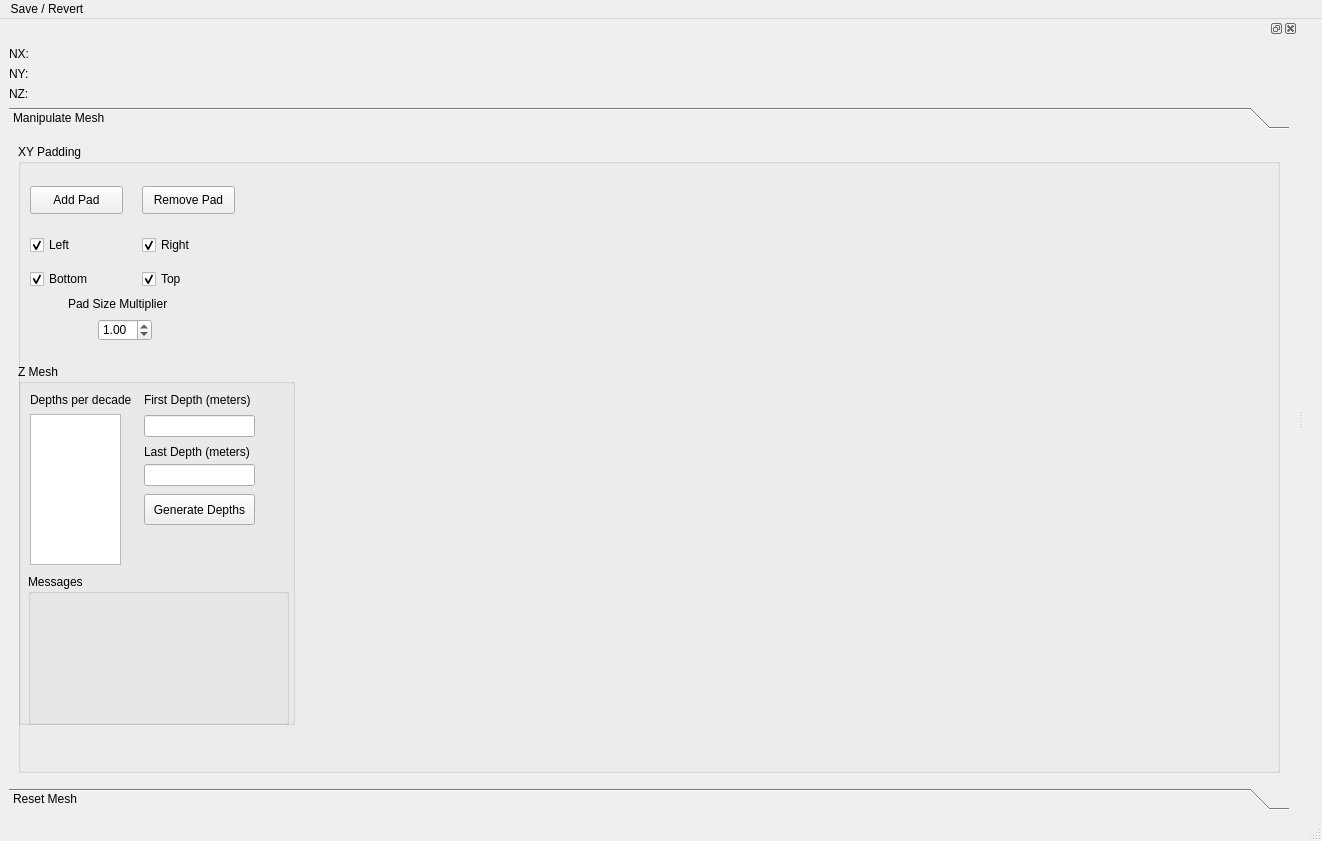
Above: pyMT/ModelGUI/mesh_designer.ui from eroots/pyMT before the change. Below: the same form after it.
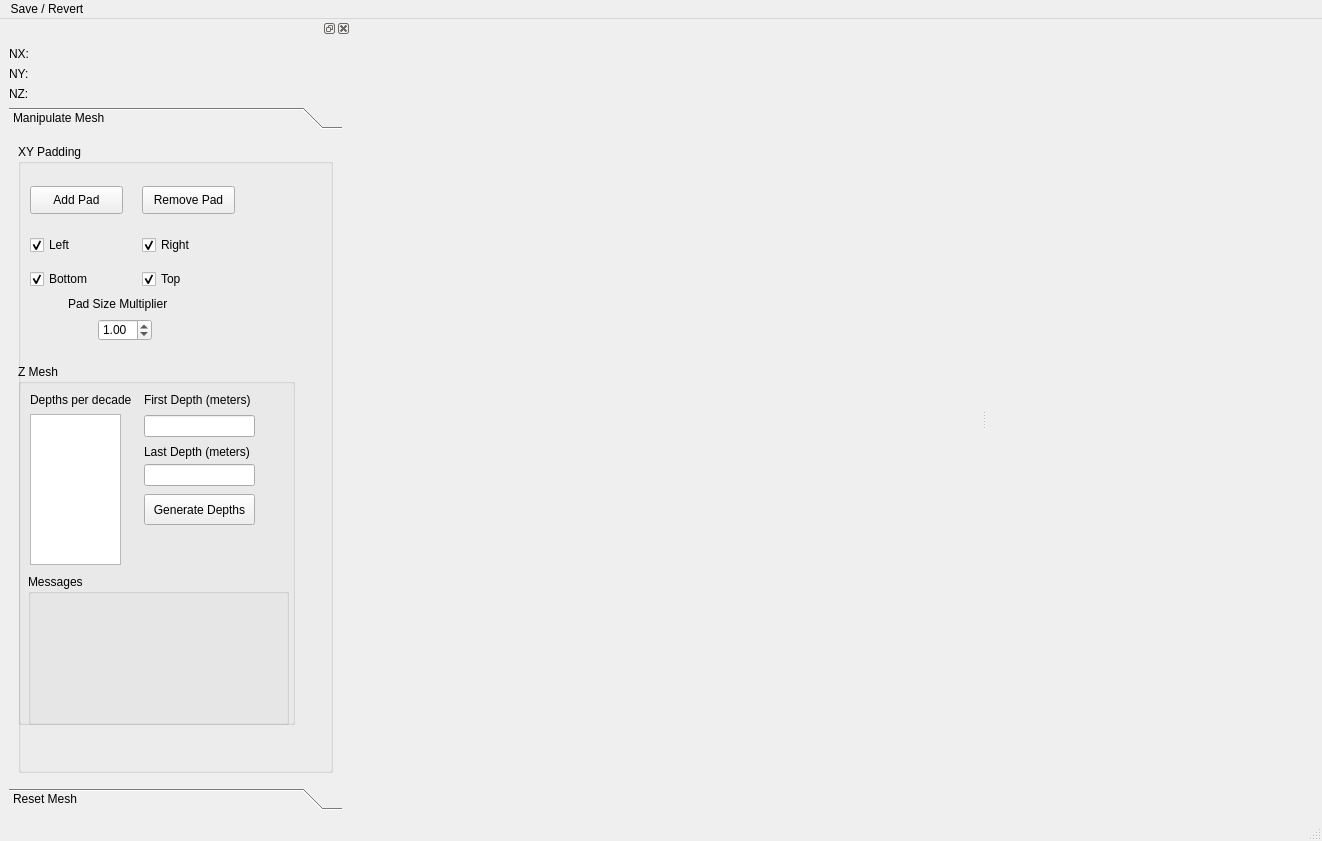
That is the form after the change.

What changed in the file:
```diff
--- a/pyMT/ModelGUI/mesh_designer.ui
+++ b/pyMT/ModelGUI/mesh_designer.ui
@@ -58,7 +58,7 @@
   </widget>
   <widget class="QDockWidget" name="dockWidget">
    <property name="sizePolicy">
-    <sizepolicy hsizetype="Expanding" vsizetype="Preferred">
+    <sizepolicy hsizetype="MinimumExpanding" vsizetype="Preferred">
      <horstretch>0</horstretch>
      <verstretch>0</verstretch>
     </sizepolicy>
@@ -69,6 +69,12 @@
      <height>500</height>
     </size>
    </property>
+   <property name="maximumSize">
+    <size>
+     <width>351</width>
+     <height>524287</height>
+    </size>
+   </property>
    <attribute name="dockWidgetArea">
     <number>1</number>
    </attribute>
@@ -105,7 +111,7 @@
          <rect>
           <x>0</x>
           <y>0</y>
-          <width>299</width>
+          <width>329</width>
           <height>611</height>
          </rect>
         </property>
```
Left out of the diff: 27 changed lines with no effect on the pictures.
